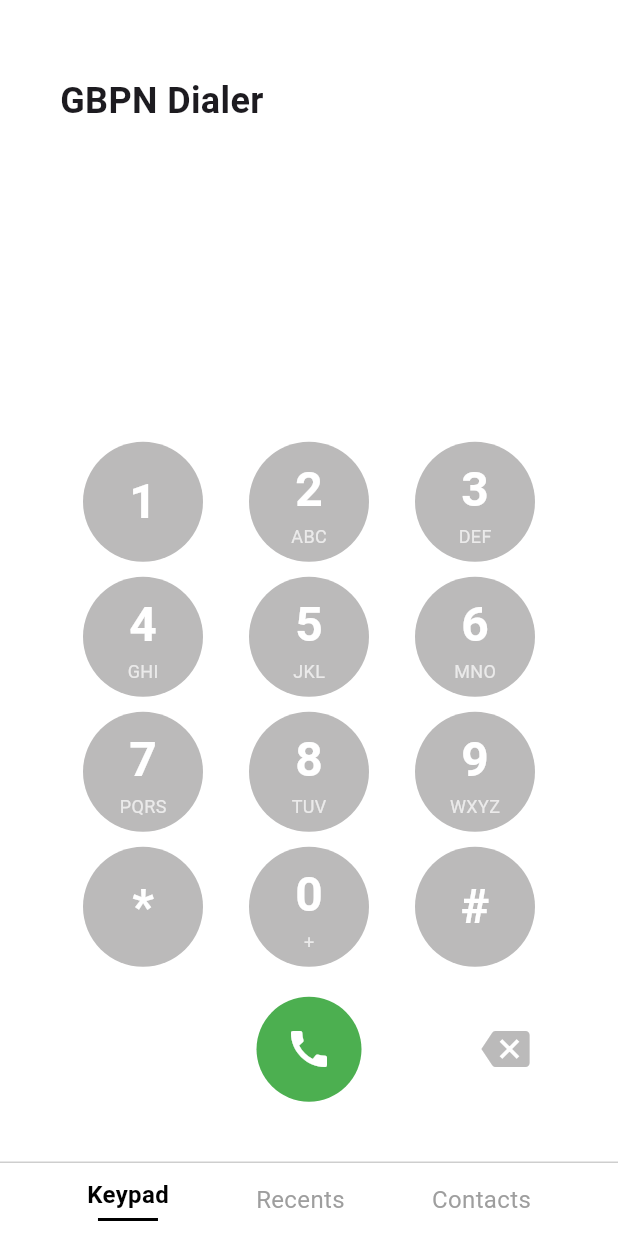
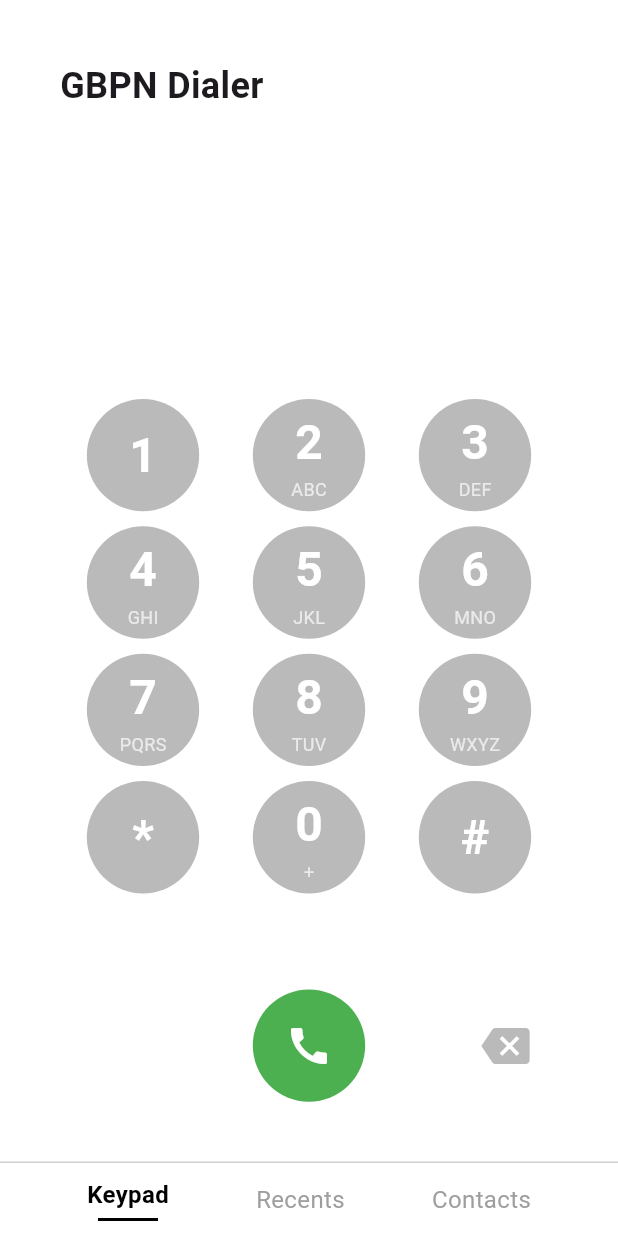
Before and after one commit to healer-1205/gbpn_dealer, a Flutter app: the DialpadScreen screen opened by its route, on a phone screen of 412 x 824 dp. Run offline on Flutter 3.47's test engine with Material 3 defaults, Android fonts, the phone set to English and light mode, and no system bars; our stand-ins replace dio, shared_preferences; accounts and stored records are empty.

Commit message:
resolved issue related to ui.

```diff
--- a/lib/screens/dialpad/screen.dart
+++ b/lib/screens/dialpad/screen.dart
@@ -1,5 +1,6 @@
 import 'package:flutter/material.dart';
 import 'package:flutter/services.dart';
+import 'package:gbpn_dealer/utils/extension.dart';
 
 class DialpadScreen extends StatefulWidget {
   const DialpadScreen({super.key});
@@ -82,26 +83,43 @@ class _DialpadScreenState extends State<DialpadScreen> {
     return Scaffold(
       backgroundColor: Colors.white,
       body: Padding(
-        padding: const EdgeInsets.symmetric(horizontal: 40.0),
+          padding: const EdgeInsets.symmetric(horizontal: 40.0, vertical: 40),
           child: Column(
+            mainAxisAlignment: MainAxisAlignment.spaceBetween,
             children: [
-            const SizedBox(height: 50),
-            const Align(
+              Align(
                 alignment: Alignment.centerLeft,
                 child: Text(
                   "GBPN Dialer",
                   style: TextStyle(fontSize: 24, fontWeight: FontWeight.bold),
                 ),
               ),
-            const Spacer(),
               _buildNumberDisplay(),
-            const SizedBox(height: 10),
               _buildDialpad(),
-            const SizedBox(height: 20),
               _buildActionButtons(),
-            const SizedBox(height: 40),
             ],
-        ),
+          )
+
+          // Old UI
+          // Column(
+          //   children: [
+          //     const SizedBox(height: 50),
+          //     const Align(
+          //       alignment: Alignment.centerLeft,
+          //       child: Text(
+          //         "GBPN Dialer",
+          //         style: TextStyle(fontSize: 24, fontWeight: FontWeight.bold),
+          //       ),
+          //     ),
+          //     const Spacer(),
+          //     _buildNumberDisplay(),
+          //     const SizedBox(height: 10),
+          //     _buildDialpad(),
+          //     const SizedBox(height: 20),
+          //     _buildActionButtons(),
+          //     const SizedBox(height: 40),
+          //   ],
+          // ),
           ),
       bottomNavigationBar: _buildBottomNavigation(),
     );
@@ -150,7 +168,7 @@ class _DialpadScreenState extends State<DialpadScreen> {
       child: GestureDetector(
         onTap: () => _onNumberPressed(number),
         child: Container(
-          height: 80,
+          height: context.screenWidth / 5.5,
           alignment: Alignment.center,
           decoration: const BoxDecoration(
             color: Color.fromARGB(255, 187, 186, 186),
@@ -205,8 +223,8 @@ class _DialpadScreenState extends State<DialpadScreen> {
         // TODO: Implement call functionality
       },
       child: Container(
-        width: 70,
-        height: 70,
+        height: context.screenWidth / 5.5,
+        width: context.screenWidth / 5.5,
         decoration: const BoxDecoration(
           color: Colors.green,
           shape: BoxShape.circle,
--- a/lib/screens/intro/screen.dart
+++ b/lib/screens/intro/screen.dart
@@ -46,7 +46,6 @@ class _MyHomeScreenState extends State<MyHomeScreen> {
         elevation: 0,
       ),
       body: Column(
-        mainAxisSize: MainAxisSize.max,
         children: [
           const SizedBox(height: 20),
           Center(
@@ -60,7 +59,8 @@ class _MyHomeScreenState extends State<MyHomeScreen> {
             ),
           ),
           const SizedBox(height: 20),
-          const Padding(
+          Expanded(
+            child: const Padding(
               padding: EdgeInsets.symmetric(horizontal: 24),
               child: Text(
                 "Powers voice and messages across your devices",
@@ -68,6 +68,7 @@ class _MyHomeScreenState extends State<MyHomeScreen> {
                 style: TextStyle(
                   fontSize: 16,
                   color: Colors.black54,
+                ),
               ),
             ),
           ),
--- a/lib/screens/signin/screen.dart
+++ b/lib/screens/signin/screen.dart
@@ -1,5 +1,6 @@
 import 'package:flutter/material.dart';
 import 'package:flutter/services.dart';
+import 'package:gbpn_dealer/utils/extension.dart';
 import '../../utils/constant.dart';
 import '../../utils/style.dart';
 import '../../utils/assets.dart';
@@ -164,7 +165,8 @@ class _SignInScreenState extends State<SignInScreen> {
                                       backgroundColor: Colors.deepPurpleAccent,
                                       foregroundColor: Colors.white,
                                       borderRadius: 12.0,
-                                      horizontalPadding: 110.0,
+                                      horizontalPadding:
+                                          context.screenWidth / 3.8,
                                     ),
                                     child: const Text(
                                       "Login",
--- /dev/null
+++ b/lib/utils/extension.dart
@@ -0,0 +1,6 @@
+import 'package:flutter/material.dart';
+
+extension DeviceSizeExtensions on BuildContext {
+  double get screenHeight => MediaQuery.of(this).size.height;
+  double get screenWidth => MediaQuery.of(this).size.width;
+}
```
Lines whose indentation alone changed are shown as unchanged.
